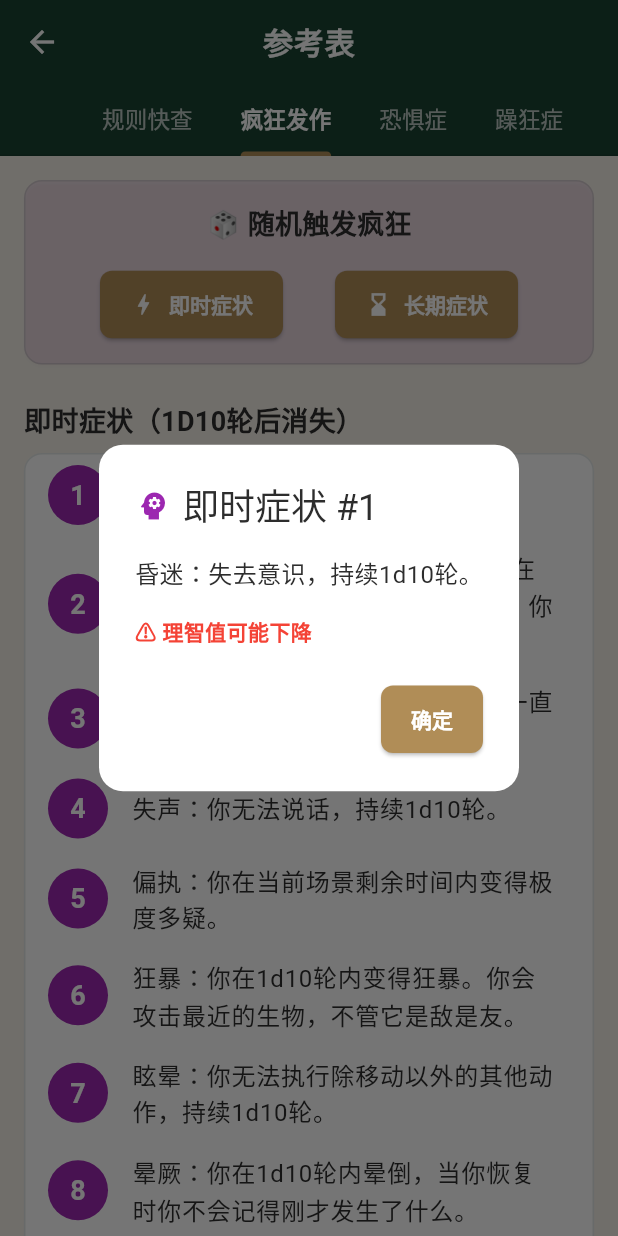
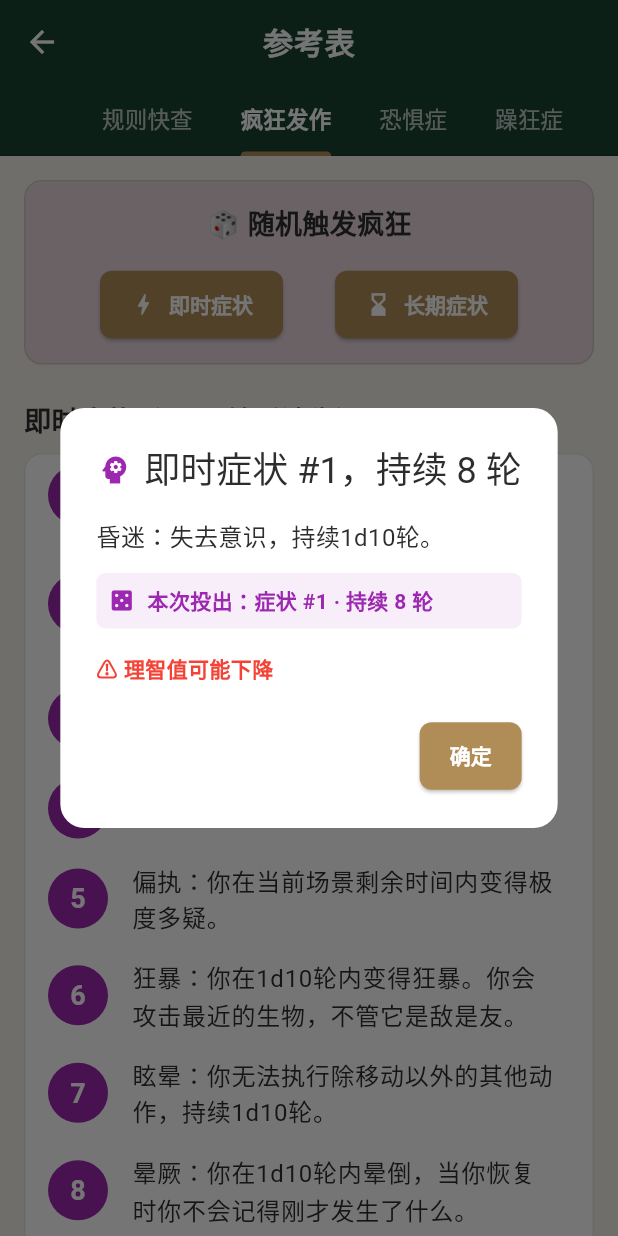
Before and after one commit to YUHUI-YUHUI/coccard, a Flutter app: the ReferencePage screen opened by its route, tab 2 chosen, after a tap on "即时症状", on a phone screen of 412 x 824 dp. Run offline on Flutter 3.47's test engine with Material 3 defaults, Android fonts, the phone set to English and light mode, and no system bars; our stand-ins replace image_picker, pdf, printing, shared_preferences; accounts and stored records are empty.

Commit message:
feat: 临时/长期疯狂弹窗同时显示症状和持续轮数/小时数
- _rollInsanity 同时投 1D10 症状和 1D10 持续时间
- 即时症状显示持续 N 轮，长期症状显示持续 N 小时
- 弹窗标题与正文同步展示具体投出值，保留原始症状描述
- 新增醒目行展示本次骰点详情，理智值可能下降提示保留

```diff
--- a/lib/app/pages/reference_page.dart
+++ b/lib/app/pages/reference_page.dart
@@ -523,16 +523,20 @@ class _ReferencePageState extends State<ReferencePage> with SingleTickerProvider
 
   void _rollInsanity(String type) {
     final roll = _random.nextInt(10) + 1;
+    final durationRoll = _random.nextInt(10) + 1;
     String title;
     String text;
+    String durationUnit;
     if (type == 'tmp') {
       final item = INSANITY_TMP[roll - 1];
-      title = '即时症状 #$roll';
+      title = '即时症状 #$roll，持续 $durationRoll 轮';
       text = item.text;
+      durationUnit = '轮';
     } else {
       final item = INSANITY_LONG[roll - 1];
-      title = '长期症状 #$roll';
+      title = '长期症状 #$roll，持续 $durationRoll 小时';
       text = item.text;
+      durationUnit = '小时';
     }
     showDialog(
       context: context,
@@ -540,6 +544,24 @@ class _ReferencePageState extends State<ReferencePage> with SingleTickerProvider
         title: Row(children: [const Icon(Icons.psychology, color: Colors.purple), const SizedBox(width: 8), Text(title)]),
         content: Column(mainAxisSize: MainAxisSize.min, crossAxisAlignment: CrossAxisAlignment.start, children: [
           Text(text, style: const TextStyle(fontSize: 16)),
+          const SizedBox(height: 12),
+          Container(
+            padding: const EdgeInsets.all(8),
+            decoration: BoxDecoration(
+              color: Colors.purple.withOpacity(0.08),
+              borderRadius: BorderRadius.circular(6),
+            ),
+            child: Row(children: [
+              const Icon(Icons.casino, size: 18, color: Colors.purple),
+              const SizedBox(width: 8),
+              Expanded(
+                child: Text(
+                  '本次投出：症状 #$roll · 持续 $durationRoll $durationUnit',
+                  style: const TextStyle(fontSize: 14, fontWeight: FontWeight.w600, color: Colors.purple),
+                ),
+              ),
+            ]),
+          ),
           const SizedBox(height: 16),
           const Text('⚠️ 理智值可能下降', style: TextStyle(color: Colors.red, fontWeight: FontWeight.bold)),
         ]),
```
